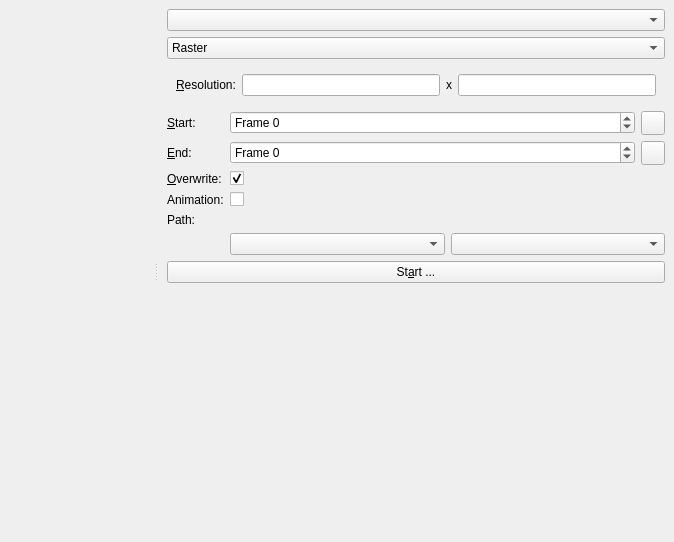
First picture: the form in src/mainwindow/exportdialog.ui, repository pasbi/ommpfritt, before the edit.
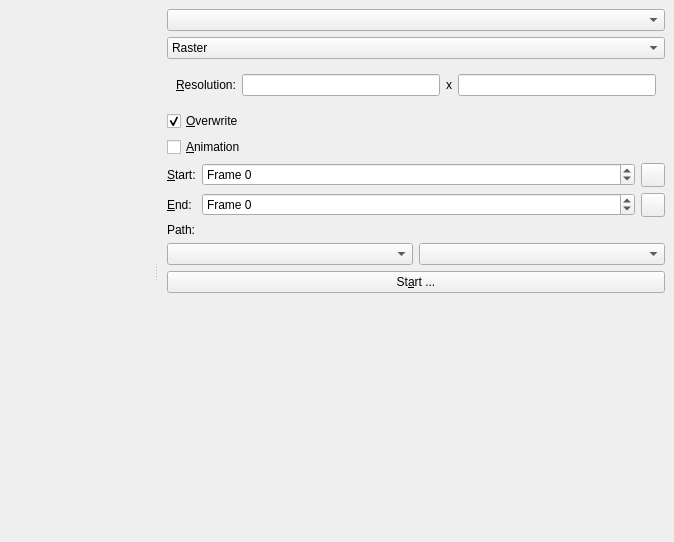
Second picture: the form after the edit. Custom widgets are drawn as their Qt base class.

Commit message: optimize ExportDialog form

What changed in the file:
```diff
--- a/src/mainwindow/exportdialog.ui
+++ b/src/mainwindow/exportdialog.ui
@@ -54,7 +54,7 @@
        <set>Qt::AlignCenter</set>
       </property>
      </widget>
-     <widget class="QWidget" name="">
+     <widget class="QWidget" name="layoutWidget">
       <layout class="QFormLayout" name="formLayout_3">
        <property name="leftMargin">
         <number>9</number>
@@ -146,7 +146,30 @@
          </widget>
         </widget>
        </item>
-       <item row="3" column="0">
+       <item row="3" column="0" colspan="2">
+        <widget class="QCheckBox" name="cb_overwrite">
+         <property name="layoutDirection">
+          <enum>Qt::LeftToRight</enum>
+         </property>
+         <property name="text">
+          <string>&amp;Overwrite</string>
+         </property>
+         <property name="checked">
+          <bool>true</bool>
+         </property>
+        </widget>
+       </item>
+       <item row="4" column="0" colspan="2">
+        <widget class="QCheckBox" name="cb_animation">
+         <property name="layoutDirection">
+          <enum>Qt::LeftToRight</enum>
+         </property>
+         <property name="text">
+          <string>&amp;Animation</string>
+         </property>
+        </widget>
+       </item>
+       <item row="5" column="0">
         <widget class="QLabel" name="label_4">
          <property name="text">
           <string>&amp;Start:</string>
@@ -156,7 +179,7 @@
          </property>
         </widget>
        </item>
-       <item row="3" column="1">
+       <item row="5" column="1">
         <layout class="QHBoxLayout" name="horizontalLayout_5" stretch="1,0">
          <item>
           <widget class="QSpinBox" name="sb_start">
@@ -192,7 +215,7 @@
          </item>
         </layout>
        </item>
-       <item row="4" column="0">
+       <item row="6" column="0">
         <widget class="QLabel" name="label_5">
          <property name="text">
           <string>&amp;End:</string>
@@ -202,7 +225,7 @@
          </property>
         </widget>
        </item>
-       <item row="4" column="1">
+       <item row="6" column="1">
         <layout class="QHBoxLayout" name="horizontalLayout_4" stretch="1,0">
          <item>
           <widget class="QSpinBox" name="sb_end">
@@ -238,43 +261,6 @@
          </item>
         </layout>
        </item>
-       <item row="5" column="0">
-        <widget class="QLabel" name="label_7">
-         <property name="text">
-          <string>&amp;Overwrite:</string>
-         </property>
-         <property name="buddy">
-          <cstring>cb_overwrite</cstring>
-         </property>
-        </widget>
-       </item>
-       <item row="5" column="1">
-        <widget class="QCheckBox" name="cb_overwrite">
-         <property name="text">
-          <string/>
-         </property>
-         <property name="checked">
-          <bool>true</bool>
-         </property>
-        </widget>
-       </item>
-       <item row="6" column="0">
-        <widget class="QLabel" name="label_8">
-         <property name="text">
-          <string>Animation:</string>
-         </property>
-         <property name="buddy">
-          <cstring>cb_animation</cstring>
-         </property>
-        </widget>
-       </item>
-       <item row="6" column="1">
-        <widget class="QCheckBox" name="cb_animation">
-         <property name="text">
-          <string/>
-         </property>
-        </widget>
-       </item>
        <item row="7" column="0">
         <widget class="QLabel" name="label_6">
          <property name="text">
@@ -326,7 +312,7 @@
          </property>
         </spacer>
        </item>
-       <item row="8" column="1">
+       <item row="8" column="0" colspan="2">
         <widget class="QWidget" name="widget_2" native="true">
          <layout class="QHBoxLayout" name="horizontalLayout_6">
           <property name="leftMargin">
```
Left out of the diff: 4 changed lines with no effect on the pictures.
